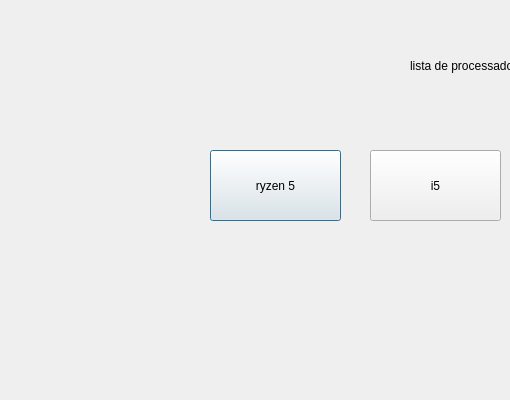
Qt form loja_hardware/cpu_window.ui (diegocamargo55555/hardware_store_QT) before a commit; both pictures show x 0 to 510 and y 0 to 400 of the 1376 by 795 pixel window.
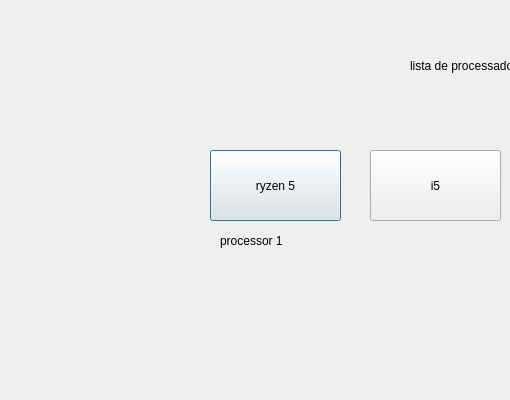
The same form after that commit.

The edit to the form file:
```diff
--- a/loja_hardware/cpu_window.ui
+++ b/loja_hardware/cpu_window.ui
@@ -65,6 +65,19 @@
     <string>m1</string>
    </property>
   </widget>
+  <widget class="QLabel" name="label_2">
+   <property name="geometry">
+    <rect>
+     <x>220</x>
+     <y>220</y>
+     <width>101</width>
+     <height>41</height>
+    </rect>
+   </property>
+   <property name="text">
+    <string>processor 1</string>
+   </property>
+  </widget>
  </widget>
  <resources/>
  <connections/>
```
